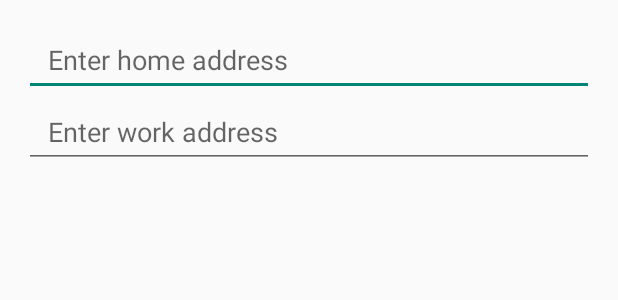
After one commit to sambulosenda/now-feed, an Android app: the layout dialog_set_prefs.xml on its own in the app's theme, with its tools: preview values and no code run, on a phone screen of 412 x 824 dp. The commit adds this screen. Shown: the top 300 px of the screen. Run offline under Robolectric (Android 15) with nearby library versions, the phone set to English and light mode, and no system bars.

Commit message:
Added SharedPreferences for user home/work

```diff
--- /dev/null
+++ b/NowFeed/app/src/main/res/layout/dialog_set_prefs.xml
@@ -0,0 +1,24 @@
+<?xml version="1.0" encoding="utf-8"?>
+<LinearLayout xmlns:android="http://schemas.android.com/apk/res/android"
+    android:layout_width="match_parent"
+    android:layout_height="match_parent"
+    android:layout_margin="16dp"
+    android:orientation="vertical">
+
+    <EditText
+        android:id="@+id/et_address_home"
+        android:layout_width="match_parent"
+        android:layout_height="48dp"
+        android:hint="Enter home address"
+        android:paddingLeft="16dp"
+        android:paddingRight="16dp" />
+
+    <EditText
+        android:id="@+id/et_address_work"
+        android:layout_width="match_parent"
+        android:layout_height="48dp"
+        android:hint="Enter work address"
+        android:paddingLeft="16dp"
+        android:paddingRight="16dp" />
+
+</LinearLayout>
--- a/NowFeed/app/src/main/res/values/strings.xml
+++ b/NowFeed/app/src/main/res/values/strings.xml
@@ -2,4 +2,7 @@
     <string name="app_name">Now Feed</string>
     <string name="action_settings">Settings</string>
     <string name="title_activity_maps">Map</string>
+    <string name="cancel">Cancel</string>
+    <string name="ok">OK</string>
+    <string name="dialog_title">Set addresses</string>
 </resources>
```
Also changed, not shown: NowFeed/app/src/main/java/com/jaellysbales/nowfeed/MapsActivity.java (+90 -5 lines), NowFeed/app/src/main/res/layout/activity_maps.xml (+6 -7 lines).
